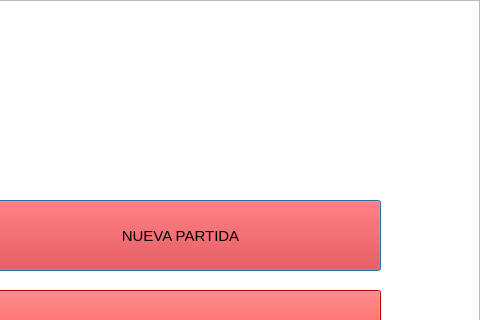
Before: the Qt Designer form Juego/Mind_Overcharged/menu.ui in camiloarteaga1/Proyecto_Final, drawn with Qt 5; both pictures show x 120 to 600 and y 0 to 320 of the 600 by 575 pixel window.
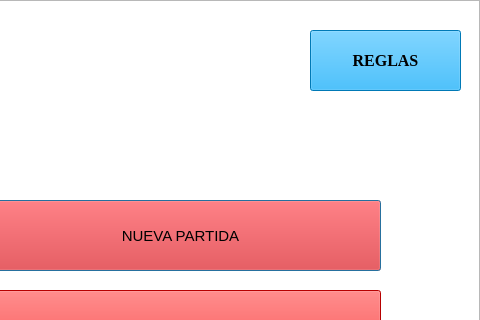
After: the same form once the commit is applied. Icons and pictures are not drawn.

What changed in the file:
```diff
--- a/Juego/Mind_Overcharged/menu.ui
+++ b/Juego/Mind_Overcharged/menu.ui
@@ -92,10 +92,36 @@
     <string notr="true">border-image: url(:/new/prefix1/Images/prison.png);</string>
    </property>
   </widget>
+  <widget class="QPushButton" name="reglas">
+   <property name="geometry">
+    <rect>
+     <x>430</x>
+     <y>30</y>
+     <width>151</width>
+     <height>61</height>
+    </rect>
+   </property>
+   <property name="font">
+    <font>
+     <family>Times New Roman</family>
+     <pointsize>12</pointsize>
+     <weight>75</weight>
+     <bold>true</bold>
+    </font>
+   </property>
+   <property name="styleSheet">
+    <string notr="true">color: black;
+background-color: rgb(0, 170, 255);</string>
+   </property>
+   <property name="text">
+    <string>REGLAS</string>
+   </property>
+  </widget>
   <zorder>graphicsView</zorder>
   <zorder>BCargar</zorder>
   <zorder>BMultiplayer</zorder>
   <zorder>BNuevo</zorder>
+  <zorder>reglas</zorder>
  </widget>
  <resources/>
  <connections/>
```
